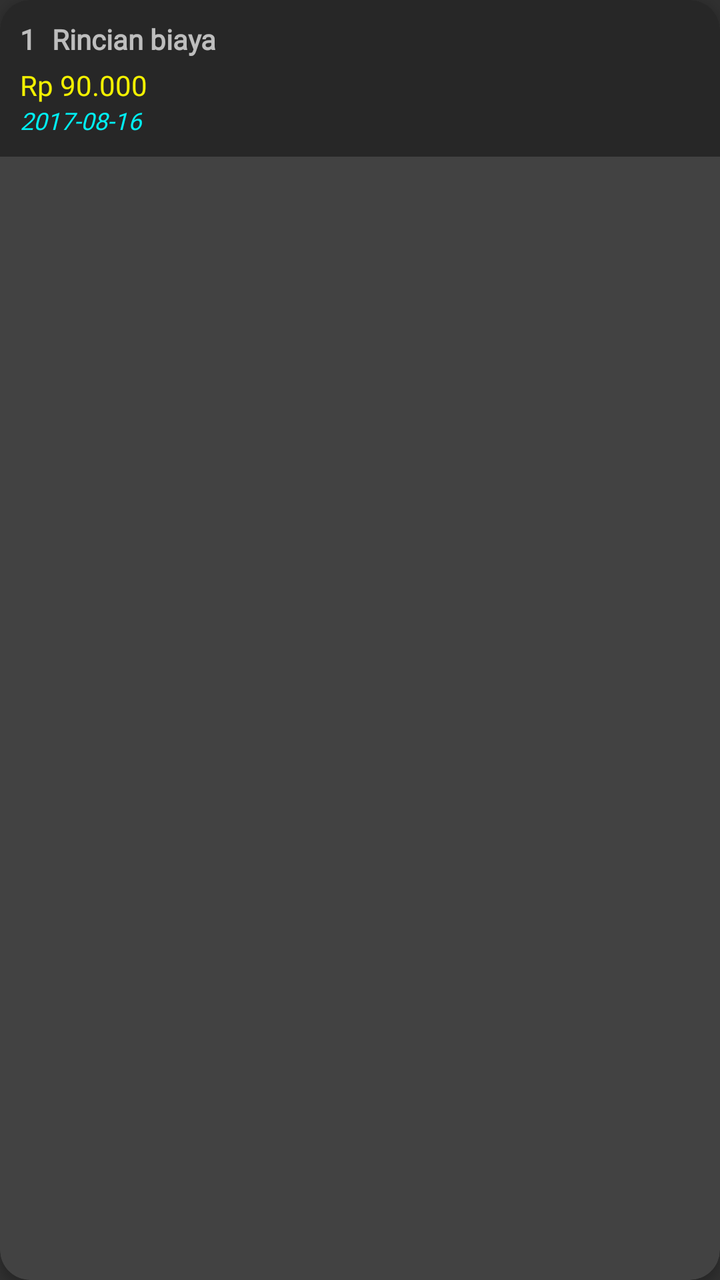
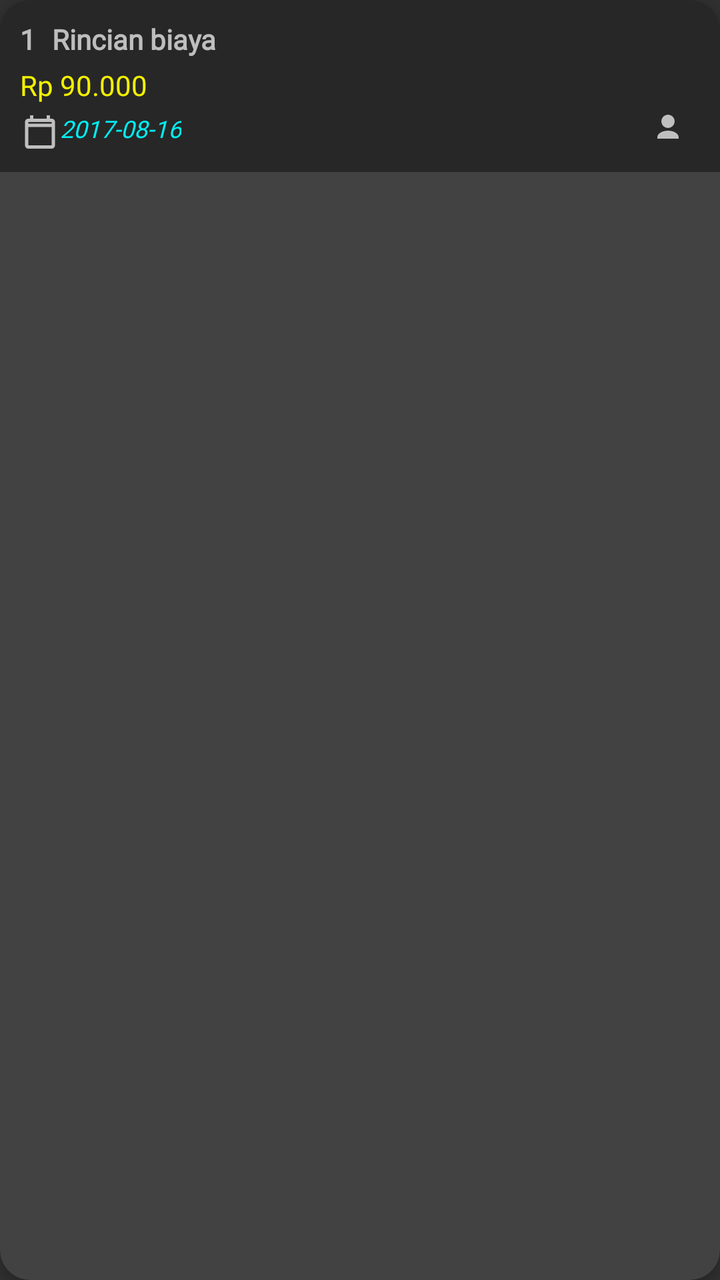

Compare the two renders of this Android layout. The source of the first and the diff that turns it into the second are given below.
<!-- AndroidManifest.xml: application theme AppTheme -->
<!-- res/layout/item_rincian_biaya.xml -->
<?xml version="1.0" encoding="utf-8"?>
<androidx.cardview.widget.CardView
    xmlns:android="http://schemas.android.com/apk/res/android"
    xmlns:app="http://schemas.android.com/apk/res-auto"
    android:layout_width="match_parent"
    android:layout_height="wrap_content"
    android:layout_marginBottom="10dp"
    app:cardCornerRadius="15dp"
    app:cardElevation="3dp">

    <LinearLayout
        android:layout_width="match_parent"
        android:layout_height="wrap_content"
        android:orientation="vertical"
        android:background="@color/list_divider"
        android:padding="10dp">

        
        <LinearLayout
            android:layout_width="match_parent"
            android:layout_height="wrap_content"
            android:orientation="horizontal">

            <TextView
                android:id="@+id/txtNomorUrut"
                android:layout_width="wrap_content"
                android:layout_height="wrap_content"
                android:fontFamily="@font/poppins_regular"
                android:text="1"
                android:textStyle="bold"
                android:textSize="14sp"/>

            <TextView
                android:id="@+id/txtRincianBiaya"
                android:layout_width="0dp"
                android:layout_height="wrap_content"
                android:layout_weight="1"
                android:layout_marginStart="8dp"
                android:text="Rincian biaya"
                android:fontFamily="@font/poppins_regular"
                android:textStyle="bold"/>

        </LinearLayout>

        
        <TextView
            android:id="@+id/txtJumlah"
            android:layout_width="match_parent"
            android:layout_height="wrap_content"
            android:text="Rp 90.000"
            android:textColor="#F2F000"
            android:fontFamily="@font/poppins_regular"
            android:paddingTop="4dp"/>

        
        <TextView
            android:id="@+id/txtTanggal"
            android:layout_width="match_parent"
            android:layout_height="wrap_content"
            android:text="2017-08-16"
            android:fontFamily="@font/poppins_regular"
            android:textSize="12sp"
            android:textStyle="italic"
            android:textColor="#00EEF2"/>

    </LinearLayout>

</androidx.cardview.widget.CardView>
<!-- resources referenced by this layout -->
<resources>
  <color name="list_divider">#272727    </color>
  <style name="AppTheme" parent="Theme.AppCompat.NoActionBar">
          
          <item name="colorPrimary">@color/list_item_title_gelap</item>
          <item name="colorPrimaryDark">@color/list_item_title</item>
          <item name="colorAccent">@color/colorAccent</item>
          <item name="windowActionBar">false</item>
          <item name="windowNoTitle">true</item>
      </style>
  <color name="list_item_title_gelap">#049BB6</color>
  <color name="list_item_title">#0082C8</color>
  <color name="colorAccent">#FFFFFF</color>
</resources>

<!-- the commit's change to res/layout/item_rincian_biaya.xml (unified diff, before → after) -->
@@ -2,6 +2,7 @@
 <androidx.cardview.widget.CardView
     xmlns:android="http://schemas.android.com/apk/res/android"
     xmlns:app="http://schemas.android.com/apk/res-auto"
+    xmlns:tools="http://schemas.android.com/tools"
     android:layout_width="match_parent"
     android:layout_height="wrap_content"
     android:layout_marginBottom="10dp"
@@ -52,17 +53,38 @@
             android:fontFamily="@font/poppins_regular"
             android:paddingTop="4dp"/>
 
-        
-        <TextView
-            android:id="@+id/txtTanggal"
+        <LinearLayout
             android:layout_width="match_parent"
             android:layout_height="wrap_content"
-            android:text="2017-08-16"
-            android:fontFamily="@font/poppins_regular"
-            android:textSize="12sp"
-            android:textStyle="italic"
-            android:textColor="#00EEF2"/>
+            android:orientation="horizontal"
+            android:paddingTop="4dp">
+
+            <TextView
+                android:id="@+id/txtTanggal"
+                android:layout_width="wrap_content"
+                android:layout_height="wrap_content"
+                android:fontFamily="@font/poppins_regular"
+                android:drawableStart="@drawable/ic_time_white"
+                android:text="2017-08-16"
+                android:textColor="#00EEF2"
+                android:textSize="12sp"
+                android:textStyle="italic" />
+
+            <TextView
+                android:id="@+id/txtinfopembuat"
+                android:layout_width="0dp"
+                android:layout_height="wrap_content"
+                android:layout_weight="1"
+                android:layout_marginStart="6dp"
+                android:paddingEnd="8dp"
+                android:gravity="end"
+                android:drawableEnd="@drawable/ic_user_white"
+                android:textColor="#F2C200"
+                android:textSize="12sp"
+                android:textStyle="italic"
+                android:fontFamily="@font/poppins_regular"
+                tools:ignore="RtlSymmetry" />
+        </LinearLayout>
 
     </LinearLayout>
-
 </androidx.cardview.widget.CardView>
<!-- resource entries referenced after the edit -->
@@ -1,6 +1,34 @@
 <!-- resources referenced by this layout -->
 <resources>
   <color name="list_divider">#272727    </color>
+  <!-- drawable ic_time_white (drawable) -->
+  <vector xmlns:android="http://schemas.android.com/apk/res/android"
+      xmlns:tools="http://schemas.android.com/tools"
+      android:width="20dp"
+      android:height="20dp"
+      android:viewportWidth="24"
+      android:viewportHeight="24"
+      android:tint="?attr/colorControlNormal"
+      tools:ignore="VectorRaster">
+  
+      <path
+          android:fillColor="@color/white"
+          android:pathData="M19,4H18V2H16V4H8V2H6V4H5C3.9,4 3,4.9 3,6V20C3,21.1 3.9,22 5,22H19C20.1,22 21,21.1 21,20V6C21,4.9 20.1,4 19,4ZM19,20H5V9H19V20ZM19,7H5V6H19V7Z"/>
+  </vector>
+  <!-- drawable ic_user_white (drawable) -->
+  <vector xmlns:android="http://schemas.android.com/apk/res/android"
+      xmlns:tools="http://schemas.android.com/tools"
+      android:width="16dp"
+      android:height="16dp"
+      android:viewportWidth="24"
+      android:viewportHeight="24"
+      android:tint="?attr/colorControlNormal"
+      tools:ignore="VectorRaster">
+  
+      <path
+          android:fillColor="@color/white"
+          android:pathData="M12,12a5,5 0,1 0,-5 -5a5,5 0,0 0,5 5zM12,14c-4.33,0 -8,2.17 -8,5v1h16v-1c0,-2.83 -3.67,-5 -8,-5z" />
+  </vector>
   <style name="AppTheme" parent="Theme.AppCompat.NoActionBar">
           
           <item name="colorPrimary">@color/list_item_title_gelap</item>
@@ -9,6 +37,7 @@
           <item name="windowActionBar">false</item>
           <item name="windowNoTitle">true</item>
       </style>
+  <color name="white">#FFFFFF    </color>
   <color name="list_item_title_gelap">#049BB6</color>
   <color name="list_item_title">#0082C8</color>
   <color name="colorAccent">#FFFFFF</color>
